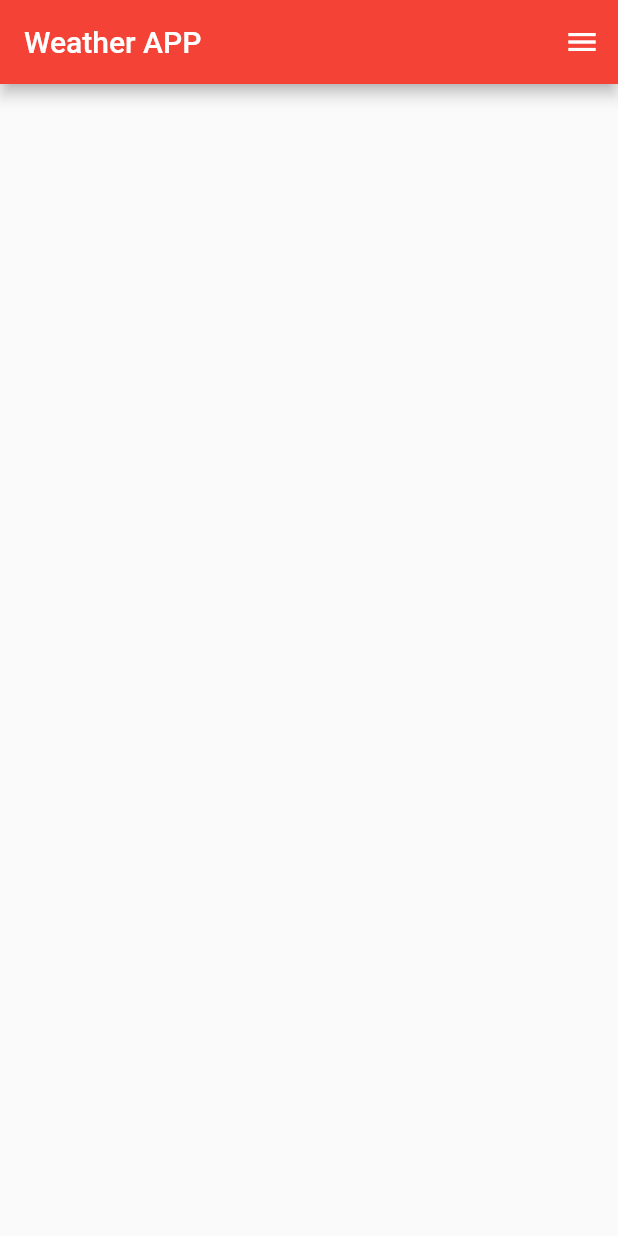
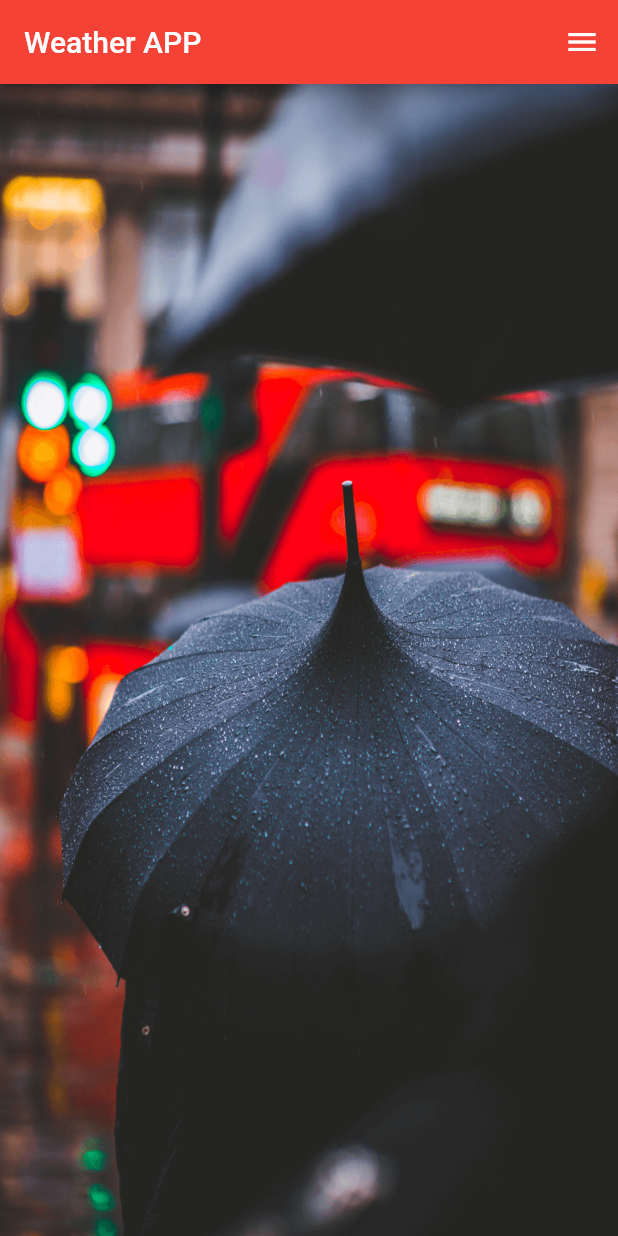
Before and after one commit to HaXer420/Flutter_FA19-BCS-112, a Flutter app: the screen it shows after launch, on a phone screen of 412 x 824 dp. Run offline on Flutter 3.47's test engine with Material 2 defaults, Android fonts, the phone set to English and light mode, and no system bars; our stand-ins replace font_awesome_flutter.

Commit message:
Part 07 (stack widget use)

```diff
--- a/weatherapp/lib/ui/climateFile.dart
+++ b/weatherapp/lib/ui/climateFile.dart
@@ -22,6 +22,18 @@ class _ClimateState extends State<Climate> {
         ],
 
       ),
+      body: Stack(
+        children: [
+          Center(
+            child: Image(
+              image: AssetImage('images/umbrella.png'),
+              height: 1200.0,
+              width: 600.0,
+              fit: BoxFit.fill,
+            )
+          )
+        ],
+      ),
     );
   }
 }
--- a/weatherapp/pubspec.yaml
+++ b/weatherapp/pubspec.yaml
@@ -58,9 +58,8 @@ flutter:
   uses-material-design: true
 
   # To add assets to your application, add an assets section, like this:
-  # assets:
-  #   - images/a_dot_burr.jpeg
-  #   - images/a_dot_ham.jpeg
+  assets:
+    - images/
 
   # An image asset can refer to one or more resolution-specific "variants", see
   # https://flutter.dev/assets-and-images/#resolution-aware.
```
Also changed, not shown: weatherapp/images/light_rain.png (added), weatherapp/images/umbrella.png (added), weatherapp/images/white_snow.png (added).
